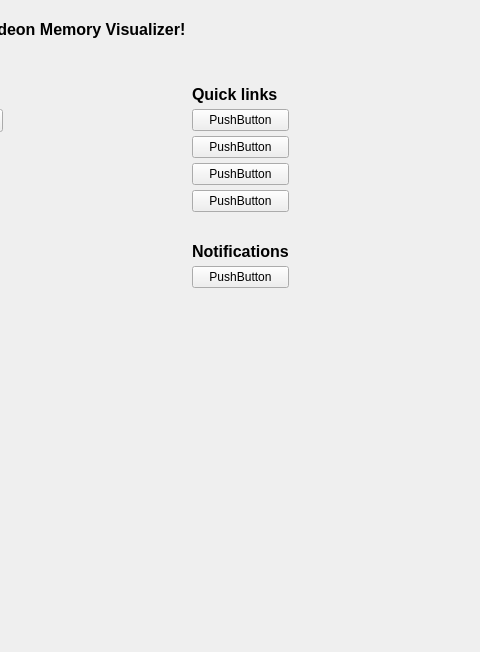
Above: source/frontend/views/start/welcome_pane.ui from GPUOpen-Tools/radeon_memory_visualizer before the change; both pictures show x 211 to 691 and y 0 to 652 of the 967 by 652 pixel window. Below: the same form after it.
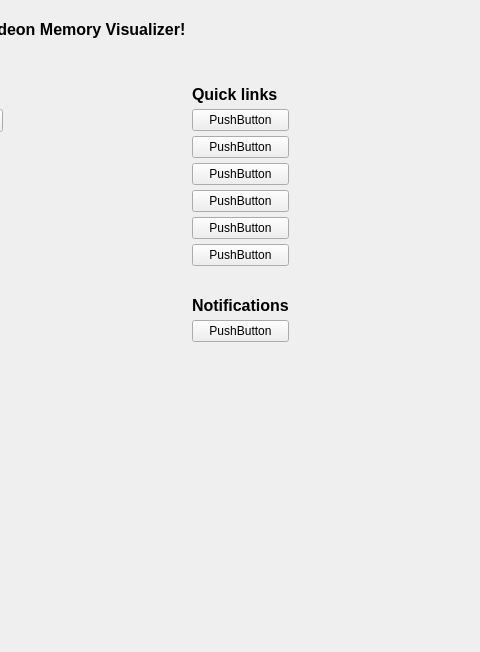
That is the form after the change. Custom widgets are drawn as their Qt base class.

The edit to the form file:
```diff
--- a/source/frontend/views/start/welcome_pane.ui
+++ b/source/frontend/views/start/welcome_pane.ui
@@ -412,6 +412,29 @@
          </property>
         </spacer>
        </item>
+       <item>
+        <widget class="QuickLinkButtonWidget" name="quick_link_github_">
+         <property name="text">
+          <string>PushButton</string>
+         </property>
+        </widget>
+       </item>
+       <item>
+        <spacer name="vertical_spacer_17">
+         <property name="orientation">
+          <enum>Qt::Vertical</enum>
+         </property>
+         <property name="sizeType">
+          <enum>QSizePolicy::Fixed</enum>
+         </property>
+         <property name="sizeHint" stdset="0">
+          <size>
+           <width>20</width>
+           <height>5</height>
+          </size>
+         </property>
+        </spacer>
+       </item>
        <item>
         <widget class="QuickLinkButtonWidget" name="quick_link_profiler_">
          <property name="text">
@@ -465,6 +488,29 @@
          </property>
         </widget>
        </item>
+       <item>
+        <spacer name="vertical_spacer_16_">
+         <property name="orientation">
+          <enum>Qt::Vertical</enum>
+         </property>
+         <property name="sizeType">
+          <enum>QSizePolicy::Fixed</enum>
+         </property>
+         <property name="sizeHint" stdset="0">
+          <size>
+           <width>20</width>
+           <height>5</height>
+          </size>
+         </property>
+        </spacer>
+       </item>
+       <item>
+        <widget class="QuickLinkButtonWidget" name="quick_link_rdna_performance_">
+         <property name="text">
+          <string>PushButton</string>
+         </property>
+        </widget>
+       </item>
        <item>
         <spacer name="vertical_spacer_13_">
          <property name="orientation">
```
